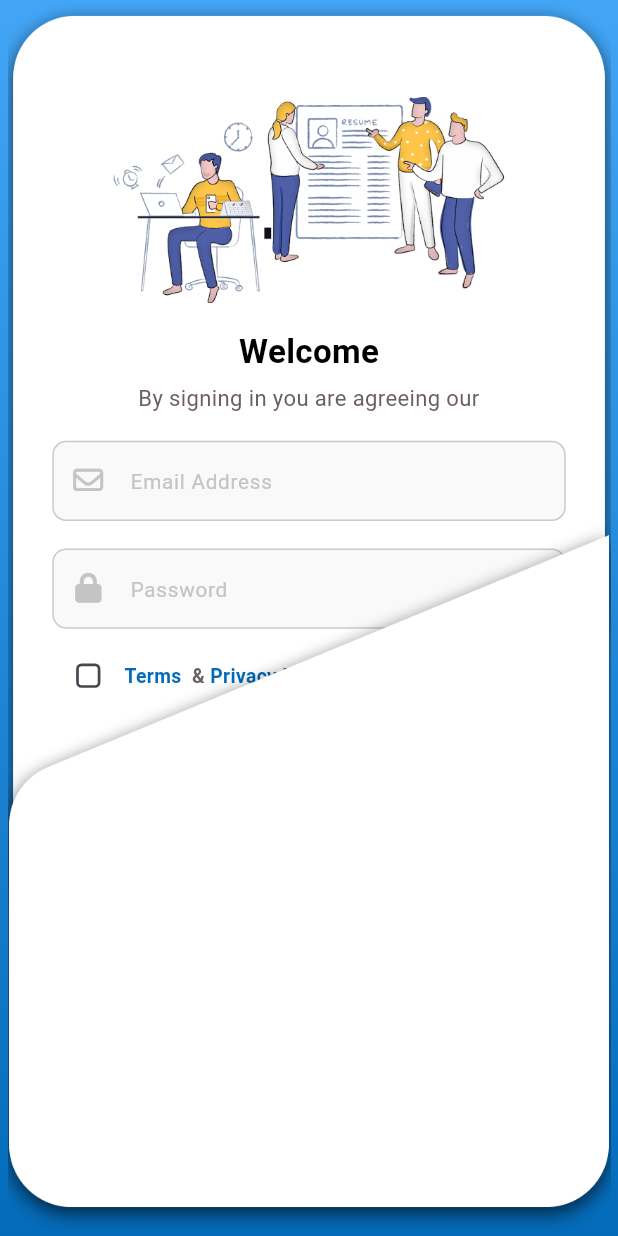
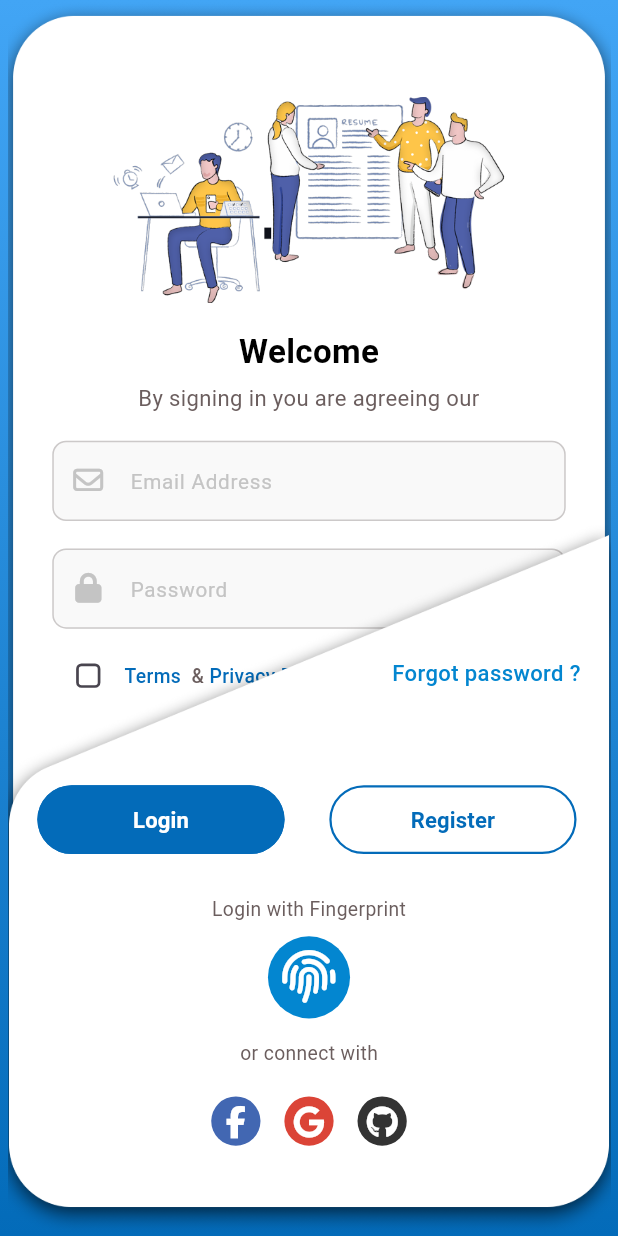
Before and after one commit to Korya25/auth_UI, a Flutter app: the screen it shows after launch, on a phone screen of 412 x 824 dp. Run offline on Flutter 3.47's test engine with Material 3 defaults, Android fonts, the light colour scheme and no system bars; our stand-ins replace animate_do, device_preview, flutter_screenutil, font_awesome_flutter, google_fonts, mask_text_input_formatter.

Commit message:
add login UI

```diff
--- a/lib/refactors/bottom_background_widget.dart
+++ b/lib/refactors/bottom_background_widget.dart
@@ -1,3 +1,8 @@
+import 'package:auth_ui/constants/app_colors.dart';
+import 'package:auth_ui/widgets/custom_button.dart';
+import 'package:auth_ui/widgets/custom_text_button.dart';
+import 'package:auth_ui/widgets/finger_print_button.dart';
+import 'package:auth_ui/widgets/social_connect_widget.dart';
 import 'package:flutter/material.dart';
 import 'package:flutter_screenutil/flutter_screenutil.dart';
 
@@ -6,11 +11,59 @@ class BottomBackgroundWidget extends StatelessWidget {
 
   @override
   Widget build(BuildContext context) {
-    return Image.asset(
-      'assets/Rectangle_buttom.png',
-      fit: BoxFit.cover,
-      width: double.infinity,
+    return Container(
       height: 0.58.sh,
+      decoration: BoxDecoration(
+        image: DecorationImage(
+          image: AssetImage('assets/Rectangle_buttom.png'),
+
+          fit: BoxFit.cover,
+        ),
+      ),
+      child: Padding(
+        padding: EdgeInsets.only(left: 20.w, right: 20.w, top: 100.h),
+        child: BottomBackgroundBody(),
+      ),
     );
   }
 }
+
+class BottomBackgroundBody extends StatelessWidget {
+  const BottomBackgroundBody({super.key});
+
+  @override
+  Widget build(BuildContext context) {
+    return Column(
+      children: [
+        CustomTextButton(),
+        SizedBox(height: 70.h),
+        Row(
+          spacing: 30.w,
+          children: [
+            CustomButton(
+              width: 0.2.sh,
+              onPressed: () {},
+              text: 'Login',
+              backgroundColor: AppColors.backgrounddark,
+            ),
+            CustomButton(
+              width: 0.2.sh,
+
+              onPressed: () {},
+              text: 'Register',
+              textColor: AppColors.backgrounddark,
+              backgroundColor: AppColors.bakground,
+            ),
+          ],
+        ),
+        SizedBox(height: 30.h),
+
+        //
+        FingerprintButton(),
+        SizedBox(height: 15.h),
+
+        SocialConnectWidget(),
+      ],
+    );
+  }
+}
--- a/lib/screens/login_screen.dart
+++ b/lib/screens/login_screen.dart
@@ -3,8 +3,6 @@ import 'package:auth_ui/refactors/bottom_background_widget.dart';
 import 'package:auth_ui/refactors/top_background_widget.dart';
 import 'package:flutter/material.dart';
 import 'package:animate_do/animate_do.dart';
-import 'package:flutter_screenutil/flutter_screenutil.dart';
-import 'package:flutter_svg/svg.dart';
 
 class LoginScreen extends StatelessWidget {
   const LoginScreen({super.key});
--- a/lib/widgets/custom_button.dart
+++ b/lib/widgets/custom_button.dart
@@ -35,6 +35,7 @@ class CustomButton extends StatelessWidget {
           foregroundColor: textColor ?? Colors.white,
           shape: RoundedRectangleBorder(
             borderRadius: BorderRadius.circular(27.r),
+            side: BorderSide(width: 1.5, color: AppColors.backgrounddark),
           ),
           elevation: 0,
         ),
--- a/lib/widgets/custom_text_button.dart
+++ b/lib/widgets/custom_text_button.dart
@@ -12,7 +12,7 @@ class CustomTextButton extends StatelessWidget {
   const CustomTextButton({
     super.key,
     this.onTap,
-    this.title = "Forgot password",
+    this.title = "Forgot password ?",
     this.style,
     this.alignmentGeometry,
   });
@@ -28,7 +28,8 @@ class CustomTextButton extends StatelessWidget {
           style:
               style ??
               GoogleFonts.titilliumWeb(
-                fontSize: 14.sp,
+                fontSize: 16.sp,
+                fontWeight: FontWeight.w500,
                 color: AppColors.primary,
               ),
         ),
--- a/lib/widgets/finger_print_button.dart
+++ b/lib/widgets/finger_print_button.dart
@@ -2,6 +2,7 @@ import 'package:auth_ui/constants/app_colors.dart';
 import 'package:flutter/material.dart';
 import 'package:flutter_screenutil/flutter_screenutil.dart';
 import 'package:font_awesome_flutter/font_awesome_flutter.dart';
+import 'package:google_fonts/google_fonts.dart';
 
 class FingerprintButton extends StatelessWidget {
   final VoidCallback? onTap;
@@ -11,9 +12,18 @@ class FingerprintButton extends StatelessWidget {
 
   @override
   Widget build(BuildContext context) {
-    return Tooltip(
-      message: 'Login with Fingerprint',
-      child: Material(
+    return Column(
+      spacing: 10.h,
+      children: [
+        Text(
+          'Login with Fingerprint',
+          style: GoogleFonts.titilliumWeb(
+            fontSize: 14.sp,
+            color: AppColors.textSecondary,
+          ),
+        ),
+
+        Material(
           color: Colors.transparent,
           child: InkWell(
             onTap: onTap,
@@ -33,6 +43,7 @@ class FingerprintButton extends StatelessWidget {
             ),
           ),
         ),
+      ],
     );
   }
 }
--- a/lib/widgets/terms_checkbox.dart
+++ b/lib/widgets/terms_checkbox.dart
@@ -46,7 +46,7 @@ class TermsCheckbox extends StatelessWidget {
                   style: GoogleFonts.titilliumWeb(
                     fontSize: 14.sp,
                     color: AppColors.backgrounddark,
-                    fontWeight: FontWeight.w600,
+                    fontWeight: FontWeight.w500,
                   ),
                   recognizer: TapGestureRecognizer()..onTap = onTermsTap,
                 ),
@@ -55,7 +55,7 @@ class TermsCheckbox extends StatelessWidget {
                   style: GoogleFonts.titilliumWeb(
                     fontSize: 14.sp,
                     color: AppColors.textSecondary,
-                    fontWeight: FontWeight.w600,
+                    fontWeight: FontWeight.w500,
                   ),
                 ),
                 TextSpan(
@@ -63,7 +63,7 @@ class TermsCheckbox extends StatelessWidget {
                   style: GoogleFonts.titilliumWeb(
                     fontSize: 14.sp,
                     color: AppColors.backgrounddark,
-                    fontWeight: FontWeight.w600,
+                    fontWeight: FontWeight.w500,
                   ),
                   recognizer: TapGestureRecognizer()..onTap = onPrivacyTap,
                 ),
```
Lines whose indentation alone changed are shown as unchanged.
